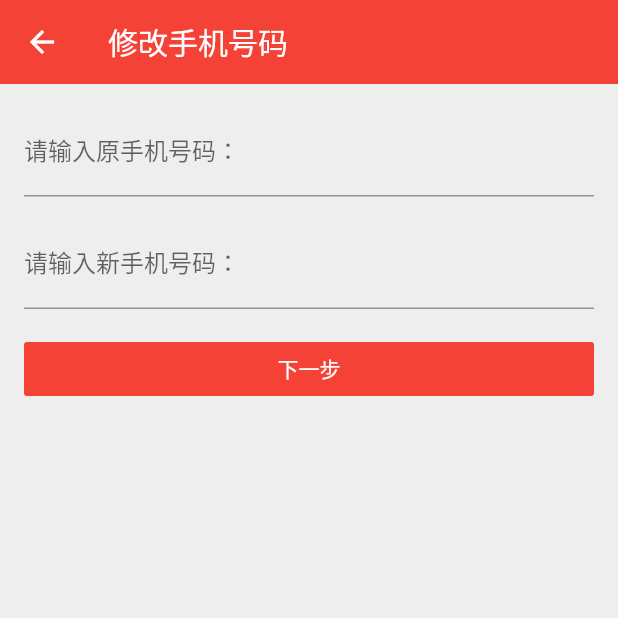
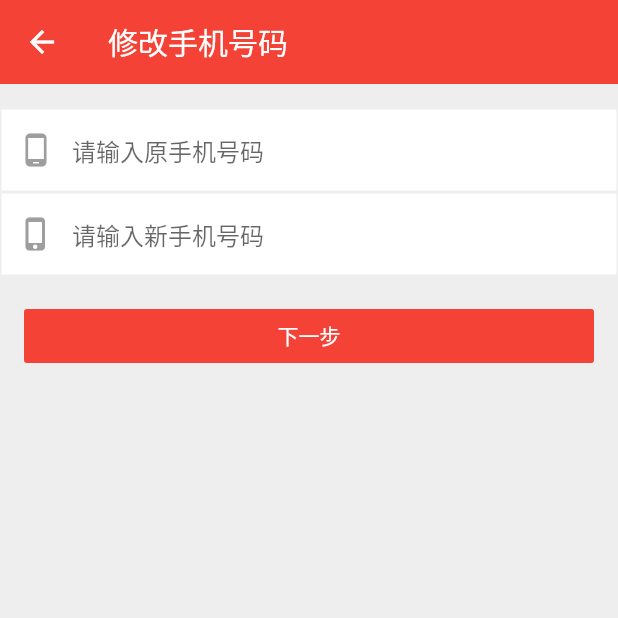
Before and after one commit to Samoy/fabiaoqing_flutter, a Flutter app: the UpdateTelPage screen opened directly, on a phone screen of 412 x 824 dp, the top half of it. Run offline on Flutter 3.47's test engine with Material 2 defaults, Android fonts, the phone set to English and light mode, and no system bars; our stand-ins replace cached_network_image, dio, permission_handler, pull_to_refresh, shared_preferences, toast; missing offline and left inert: image_pickers, image_save; accounts and stored records are empty; generated files the repository leaves out were written again; network calls fail.

Commit message:
修改手机号界面优化

```diff
--- a/lib/pages/login.dart
+++ b/lib/pages/login.dart
@@ -151,7 +151,7 @@ class _LoginState extends State<LoginPage> {
   void _onTapCodeLogin() async {
     bool loginSuccess = await Navigator.of(context)
         .push(MaterialPageRoute(builder: (context) => LoginByCodePage()));
-    if (loginSuccess) {
+    if (loginSuccess != null && loginSuccess) {
       Navigator.pop(context, true);
     }
   }
--- a/lib/pages/update_tel.dart
+++ b/lib/pages/update_tel.dart
@@ -5,7 +5,6 @@ import 'package:fabiaoqing/common/common_user.dart';
 import 'package:fabiaoqing/utils/alert_utils.dart';
 import 'package:fabiaoqing/utils/net_utils.dart';
 import 'package:fabiaoqing/utils/validation_utils.dart';
-import 'package:fabiaoqing/widgets/loading_dialog.dart';
 import 'package:flutter/material.dart';
 import 'package:toast/toast.dart';
 
@@ -34,6 +33,9 @@ class _UpdateTelPageState extends State<UpdateTelPage> {
 
   @override
   Widget build(BuildContext context) {
+    var inputBorder = OutlineInputBorder(
+        borderRadius: BorderRadius.all(Radius.circular(0)),
+        borderSide: BorderSide(width: 1, color: Colors.grey[200]));
     return Scaffold(
       backgroundColor: Colors.grey[200],
       appBar: AppBar(
@@ -41,51 +43,90 @@ class _UpdateTelPageState extends State<UpdateTelPage> {
         elevation: 0,
       ),
       body: Container(
-        padding: EdgeInsets.all(16),
+        padding: EdgeInsets.symmetric(vertical: 16),
         child: Column(
           children: <Widget>[
             TextField(
               enabled: !_showCodeWidget,
-              decoration: InputDecoration(labelText: "请输入原手机号码："),
               onChanged: (text) => setState(() => _oldTel = text),
+              decoration: InputDecoration(
+                  contentPadding: EdgeInsets.all(16),
+                  prefixIcon: Icon(
+                    Icons.phone_android,
+                    color: Colors.grey,
                   ),
-            Container(
-              margin: EdgeInsets.symmetric(vertical: 16),
-              child: TextField(
+                  hintText: "请输入原手机号码",
+                  enabledBorder: inputBorder,
+                  focusedBorder: inputBorder,
+                  filled: true,
+                  fillColor: Colors.white),
+            ),
+            TextField(
               enabled: !_showCodeWidget,
-                decoration: InputDecoration(labelText: "请输入新手机号码："),
               onChanged: (text) => setState(() => _newTel = text),
+              decoration: InputDecoration(
+                  contentPadding: EdgeInsets.all(16),
+                  prefixIcon: Icon(
+                    Icons.phone_iphone,
+                    color: Colors.grey,
                   ),
+                  hintText: "请输入新手机号码",
+                  enabledBorder: inputBorder,
+                  focusedBorder: inputBorder,
+                  filled: true,
+                  fillColor: Colors.white),
             ),
             Container(
               width: double.infinity,
               child: _showCodeWidget
                   ? Column(
                       children: <Widget>[
-                        Row(
+                        Container(
+                          color: Colors.white,
+                          child: Row(
                             children: <Widget>[
                               Expanded(
+                                flex: 1,
                                 child: TextField(
-                                  keyboardType: TextInputType.number,
-                                  onChanged: (value) =>
-                                      setState(() => _code = value),
+                                  onChanged: (text) =>
+                                      setState(() => _code = text),
                                   decoration: InputDecoration(
+                                      contentPadding: EdgeInsets.all(16),
+                                      prefixIcon: Icon(
+                                        Icons.verified_user,
+                                        color: Colors.grey,
+                                      ),
                                       hintText: "请输入验证码",
-                                  )),
+                                      enabledBorder: inputBorder,
+                                      focusedBorder: inputBorder,
+                                      filled: true,
+                                      fillColor: Colors.white),
+                                ),
                               ),
                               FlatButton(
                                 child: Text(_countdownTime > 0
                                     ? "${_countdownTime}s"
                                     : "重新发送"),
-                                textColor: Colors.deepOrangeAccent,
-                                disabledTextColor: Colors.grey,
-                                onPressed:
-                                    _countdownTime > 0 ? null : _onTapSendCode)
+                                textColor: Colors.red,
+                                onPressed: _countdownTime > 0
+                                    ? null
+                                    : () {
+                                        String result = validationTextField(
+                                            "手机号码", _newTel, PATTERN_PHONE);
+                                        if (result != null) {
+                                          Toast.show(result, context,
+                                              gravity: Toast.CENTER);
+                                          return null;
+                                        }
+                                        return _onTapSendCode();
+                                      },
+                              )
                             ],
+                          ),
                         ),
                         Container(
                           width: double.infinity,
-                          margin: EdgeInsets.symmetric(vertical: 16),
+                          margin: EdgeInsets.all(16),
                           child: RaisedButton(
                             child: Text("提交"),
                             color: Colors.red,
@@ -96,6 +137,7 @@ class _UpdateTelPageState extends State<UpdateTelPage> {
                           ),
                         ),
                         Container(
+                          padding: EdgeInsets.symmetric(horizontal: 16),
                           child: Text(
                             "修改手机号码后，您需要通过新手机号码进行登录，且会自动退出原账号",
                             style: TextStyle(color: Colors.grey, fontSize: 14),
@@ -103,13 +145,16 @@ class _UpdateTelPageState extends State<UpdateTelPage> {
                         )
                       ],
                     )
-                  : RaisedButton(
+                  : Container(
+                      margin: EdgeInsets.all(16),
+                      child: RaisedButton(
                         child: Text("下一步"),
                         color: Colors.red,
                         textColor: Colors.white,
                         highlightElevation: 0,
                         elevation: 0,
                         onPressed: _onTapNext,
+                      ),
                     ),
             )
           ],
@@ -169,7 +214,8 @@ class _UpdateTelPageState extends State<UpdateTelPage> {
         .get("user/find_by_tel?tel=$_newTel");
     Navigator.pop(context);
     if (res != null && res["code"] == REQUEST_SUCCESS) {
-      AlertUtils.showAlert(context, "提示", message: "请填写向您新手机发送的验证码", onOK: () {
+      AlertUtils.showAlert(context, "提示", message: "点击\"确定\"填写向您新手机发送的验证码",
+          onOK: () {
         _onTapSendCode();
         setState(() {
           _showCodeWidget = true;
@@ -183,7 +229,7 @@ class _UpdateTelPageState extends State<UpdateTelPage> {
       _countdownTime = 60;
     });
     startCountdownTimer();
-    _sendCode();
+    //_sendCode();
   }
 
   void _sendCode() async {
@@ -215,7 +261,8 @@ class _UpdateTelPageState extends State<UpdateTelPage> {
     });
     Navigator.pop(context);
     if (res != null && res["code"] == REQUEST_SUCCESS) {
-      AlertUtils.showAlert(context, "手机号码修改成功", message: "已退出账号，以后您需要用新手机号进行登录", onOK: () {
+      AlertUtils.showAlert(context, "手机号码修改成功", message: "已退出账号，以后您需要用新手机号进行登录",
+          onOK: () {
         this._needLogout();
         Navigator.pop(context);
       }, canCancel: false);
--- a/lib/utils/net_utils.dart
+++ b/lib/utils/net_utils.dart
@@ -4,8 +4,8 @@ import 'package:fabiaoqing/common/common_user.dart';
 import 'package:flutter/material.dart';
 import 'package:toast/toast.dart';
 
-const base_url = "http://localhost:8080/";
-//const base_url = "https://biaoqing.samoy.fun/";
+//const base_url = "http://localhost:8080/";
+const base_url = "https://biaoqing.samoy.fun/";
 
 class NetUtils {
   var dio = new Dio();
```
Also changed, not shown: lib/pages/login_by_code.dart (+3 -6 lines). Lines whose indentation alone changed are shown as unchanged.
